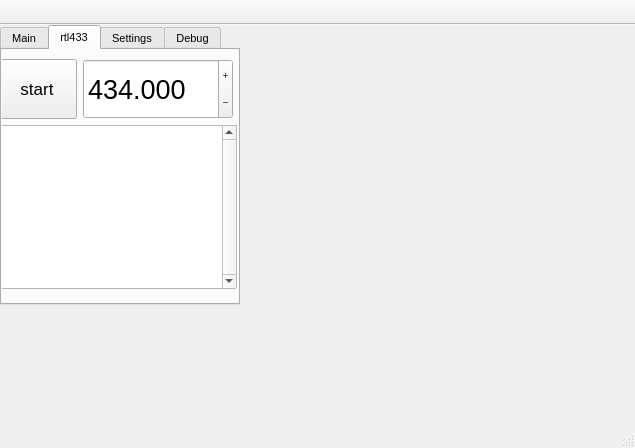
Above: mainwindow.ui from rfilipovich/pressure_sniffer before the change. Below: the same form after it.
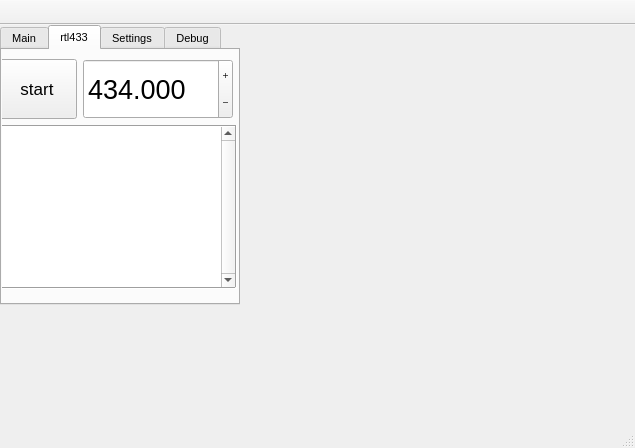
That is the form after the change.

Commit message: some improvements for supporting the rtl433

What changed in the file:
```diff
--- a/mainwindow.ui
+++ b/mainwindow.ui
@@ -60,6 +60,9 @@
     <property name="currentIndex">
      <number>1</number>
     </property>
+    <property name="usesScrollButtons">
+     <bool>false</bool>
+    </property>
     <widget class="QWidget" name="mainTab">
      <attribute name="title">
       <string>Main</string>
@@ -278,9 +281,18 @@
          <property name="cursor" stdset="0">
           <cursorShape>BlankCursor</cursorShape>
          </property>
+         <property name="tabletTracking">
+          <bool>true</bool>
+         </property>
+         <property name="autoFillBackground">
+          <bool>true</bool>
+         </property>
          <property name="inputMethodHints">
           <set>Qt::ImhNone</set>
          </property>
+         <property name="frameShape">
+          <enum>QFrame::Box</enum>
+         </property>
          <property name="verticalScrollBarPolicy">
           <enum>Qt::ScrollBarAlwaysOn</enum>
          </property>
```
Left out of the diff: 4 changed lines with no effect on the pictures. The commit also changes 2 other files.
